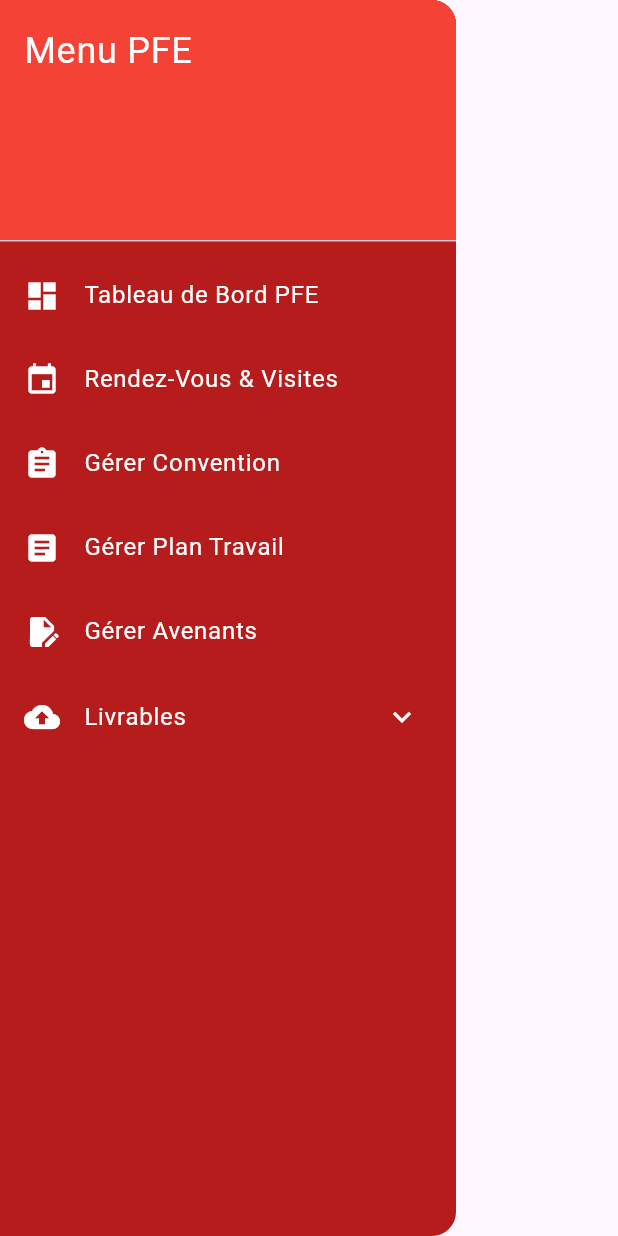
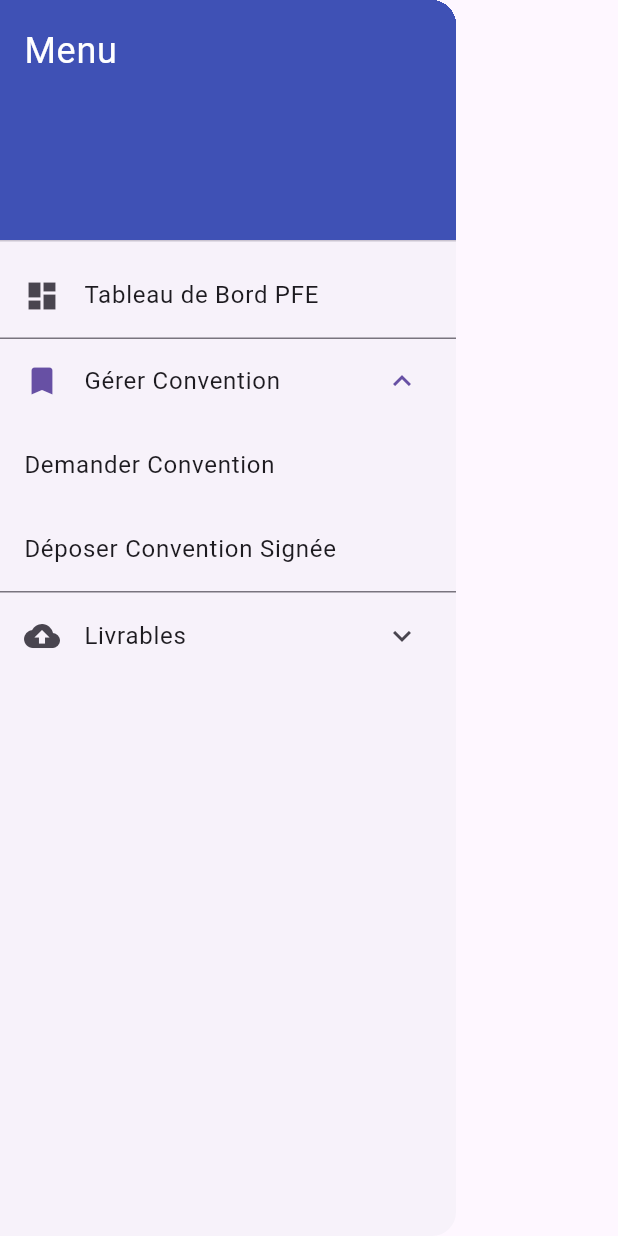
Before and after one commit to SaibiDhia/stage_app, a Flutter app: the Sidebar widget shown alone on an empty page, opened directly, after a tap on "Gérer Convention", on a phone screen of 412 x 824 dp. Run offline on Flutter 3.47's test engine with Material 3 defaults, Android fonts, the phone set to English and light mode, and no system bars; our stand-ins replace file_picker, shared_preferences; accounts and stored records are empty.

Commit message:
convention added in sidebar and working

```diff
--- a/Frontend/lib/widgets/sidebar.dart
+++ b/Frontend/lib/widgets/sidebar.dart
@@ -1,5 +1,6 @@
 import 'package:flutter/material.dart';
-import '../screens/depot_page.dart';
+import 'package:pfeproject/screens/depot_page.dart';
+import 'package:pfeproject/screens/demande_convention_page.dart';
 
 class Sidebar extends StatelessWidget {
   const Sidebar({super.key});
@@ -7,58 +8,74 @@ class Sidebar extends StatelessWidget {
   @override
   Widget build(BuildContext context) {
     return Drawer(
-      backgroundColor: Colors.red[900],
       child: ListView(
         padding: EdgeInsets.zero,
         children: [
           const DrawerHeader(
-            decoration: BoxDecoration(color: Colors.red),
-            child: Text(
-              'Menu PFE',
-              style: TextStyle(color: Colors.white, fontSize: 24),
-            ),
+            decoration: BoxDecoration(color: Colors.indigo),
+            child: Text('Menu',
+                style: TextStyle(color: Colors.white, fontSize: 24)),
           ),
-          _buildTile(Icons.dashboard, "Tableau de Bord PFE", () {}),
-          _buildTile(Icons.event, "Rendez-Vous & Visites", () {}),
-          _buildTile(Icons.assignment, "Gérer Convention", () {}),
-          _buildTile(Icons.article, "Gérer Plan Travail", () {}),
-          _buildTile(Icons.edit_document, "Gérer Avenants", () {}),
+          ListTile(
+            leading: const Icon(Icons.dashboard),
+            title: const Text('Tableau de Bord PFE'),
+            onTap: () {
+              Navigator.pushNamed(context, '/dashboard');
+            },
+          ),
           ExpansionTile(
-            title:
-                const Text("Livrables", style: TextStyle(color: Colors.white)),
-            leading: const Icon(Icons.cloud_upload, color: Colors.white),
-            collapsedIconColor: Colors.white,
-            iconColor: Colors.white,
+            leading: const Icon(Icons.bookmark),
+            title: const Text('Gérer Convention'),
             children: [
               ListTile(
-                title: const Text("Déposer Journaux"),
-                onTap: () => Navigator.push(
-                  context,
-                  MaterialPageRoute(
-                    builder: (context) =>
-                        const DepotPage(documentType: "Journal de Bord"),
-                  ),
-                ),
+                title: const Text('Demander Convention'),
+                onTap: () {
+                  Navigator.of(context).push(MaterialPageRoute(
+                    builder: (context) => const DemandeConventionPage(),
+                  ));
+                },
               ),
               ListTile(
-                title: const Text("Déposer Bilans"),
-                onTap: () => Navigator.push(
-                  context,
-                  MaterialPageRoute(
+                title: const Text('Déposer Convention Signée'),
+                onTap: () {
+                  Navigator.of(context).push(MaterialPageRoute(
                     builder: (context) =>
-                        const DepotPage(documentType: "Bilan"),
-                  ),
-                ),
+                        const DepotPage(documentType: 'Convention Signée'),
+                  ));
+                },
+              ),
+            ],
+          ),
+          ExpansionTile(
+            leading: const Icon(Icons.cloud_upload),
+            title: const Text('Livrables'),
+            children: [
+              ListTile(
+                title: const Text('Déposer Journaux'),
+                onTap: () {
+                  Navigator.of(context).push(MaterialPageRoute(
+                    builder: (context) =>
+                        const DepotPage(documentType: 'Journal de Bord'),
+                  ));
+                },
               ),
               ListTile(
-                title: const Text("Déposer Rapports"),
-                onTap: () => Navigator.push(
-                  context,
-                  MaterialPageRoute(
+                title: const Text('Déposer Bilans'),
+                onTap: () {
+                  Navigator.of(context).push(MaterialPageRoute(
                     builder: (context) =>
-                        const DepotPage(documentType: "Rapport"),
-                  ),
-                ),
+                        const DepotPage(documentType: 'Bilan Version 1'),
+                  ));
+                },
+              ),
+              ListTile(
+                title: const Text('Déposer Rapports'),
+                onTap: () {
+                  Navigator.of(context).push(MaterialPageRoute(
+                    builder: (context) =>
+                        const DepotPage(documentType: 'Rapport Version 1'),
+                  ));
+                },
               ),
             ],
           ),
@@ -66,12 +83,4 @@ class Sidebar extends StatelessWidget {
       ),
     );
   }
-
-  ListTile _buildTile(IconData icon, String title, VoidCallback onTap) {
-    return ListTile(
-      leading: Icon(icon, color: Colors.white),
-      title: Text(title, style: const TextStyle(color: Colors.white)),
-      onTap: onTap,
-    );
-  }
 }
```
Also changed, not shown: Frontend/lib/screens/demande_convention_page.dart (added, +22 -0 lines).
